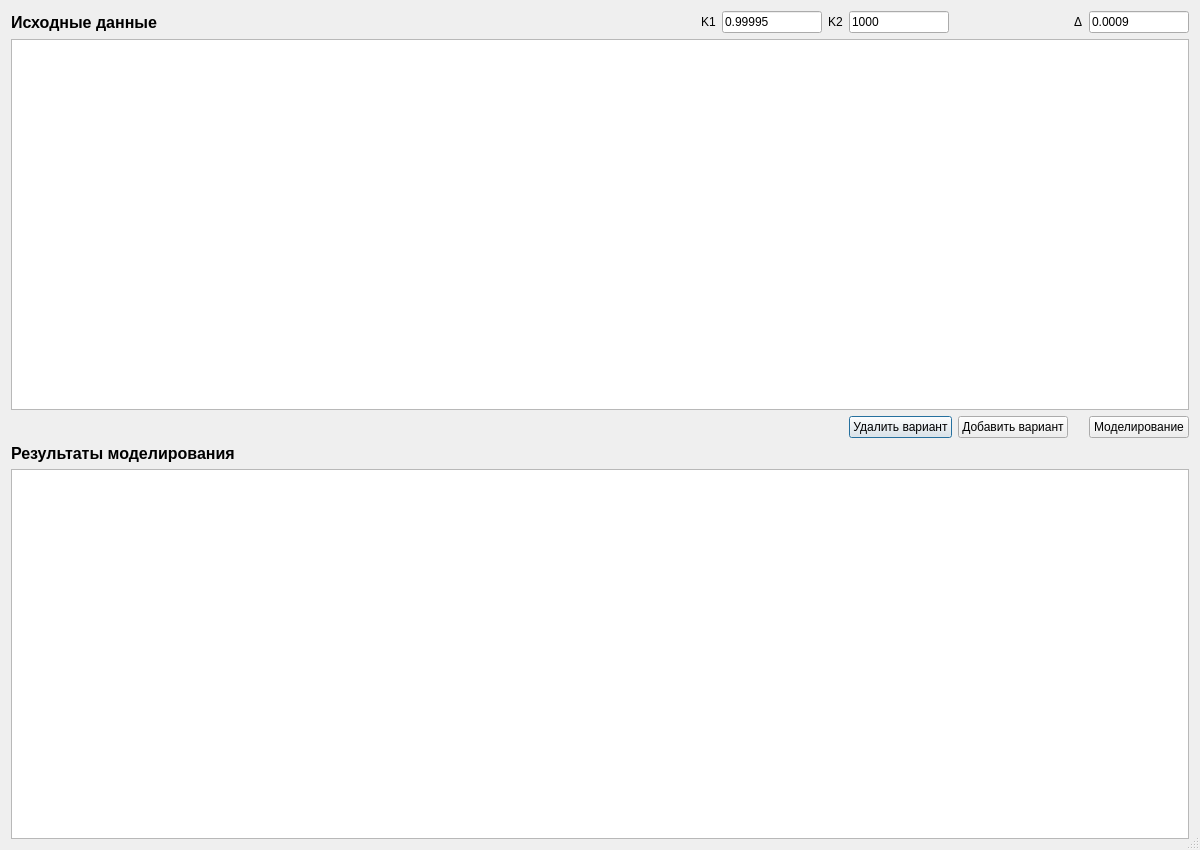
Old version of the form analyticalmodel.ui in the repository vadimlarionov/AnalyticalModel.
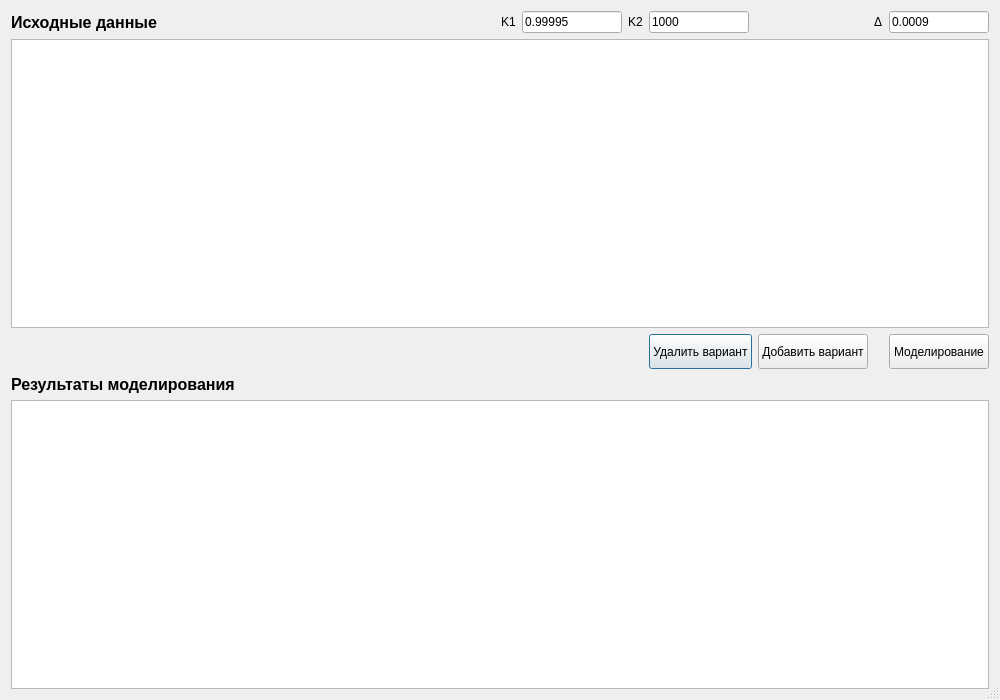
New version of the form. Icons and pictures are not drawn.

Commit message: Изменил размеры

The edit to the form file:
```diff
--- a/analyticalmodel.ui
+++ b/analyticalmodel.ui
@@ -12,8 +12,8 @@
    <rect>
     <x>0</x>
     <y>0</y>
-    <width>1200</width>
-    <height>850</height>
+    <width>1000</width>
+    <height>700</height>
    </rect>
   </property>
   <property name="windowTitle">
@@ -61,6 +61,12 @@
          <verstretch>0</verstretch>
         </sizepolicy>
        </property>
+       <property name="minimumSize">
+        <size>
+         <width>0</width>
+         <height>35</height>
+        </size>
+       </property>
        <property name="text">
         <string>Удалить вариант</string>
        </property>
@@ -68,6 +74,12 @@
      </item>
      <item row="2" column="7">
       <widget class="QPushButton" name="calculateButton">
+       <property name="minimumSize">
+        <size>
+         <width>0</width>
+         <height>35</height>
+        </size>
+       </property>
        <property name="autoFillBackground">
         <bool>false</bool>
        </property>
@@ -78,6 +90,12 @@
      </item>
      <item row="2" column="5">
       <widget class="QPushButton" name="addVariantButton">
+       <property name="minimumSize">
+        <size>
+         <width>0</width>
+         <height>35</height>
+        </size>
+       </property>
        <property name="text">
         <string>Добавить вариант</string>
        </property>
```
Left out of the diff: 10 changed lines with no effect on the pictures. The commit also changes 2 other files.
